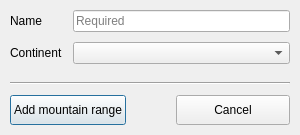
This is src/ui/range_dialog.ui in svetter/pal as Qt 5 draws it before an edit. The edited form follows.
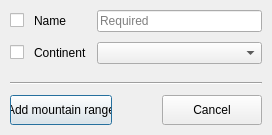
This is the edited form.

```diff
--- a/src/ui/range_dialog.ui
+++ b/src/ui/range_dialog.ui
@@ -6,7 +6,7 @@
    <rect>
     <x>0</x>
     <y>0</y>
-    <width>300</width>
+    <width>272</width>
     <height>135</height>
    </rect>
   </property>
@@ -44,12 +44,23 @@
       <number>10</number>
      </property>
      <item row="0" column="0">
+      <layout class="QHBoxLayout" name="nameLabelLayout">
+       <property name="spacing">
+        <number>10</number>
+       </property>
+       <item>
+        <widget class="QCheckBox" name="nameCheckbox">
+        </widget>
+       </item>
+       <item>
       <widget class="QLabel" name="nameLabel">
        <property name="text">
         <string>Name</string>
        </property>
       </widget>
      </item>
+      </layout>
+     </item>
      <item row="0" column="1">
       <widget class="QLineEdit" name="nameLineEdit">
        <property name="sizePolicy">
@@ -70,11 +81,22 @@
       </widget>
      </item>
      <item row="1" column="0">
+      <layout class="QHBoxLayout" name="continentLabelLayout">
+       <property name="spacing">
+        <number>10</number>
+       </property>
+       <item>
+        <widget class="QCheckBox" name="continentCheckbox">
+        </widget>
+       </item>
+       <item>
       <widget class="QLabel" name="continentLabel">
        <property name="text">
         <string>Continent</string>
        </property>
       </widget>
+       </item>
+      </layout>
      </item>
      <item row="1" column="1">
       <widget class="QComboBox" name="continentCombo">
```
Lines whose indentation alone changed are shown as unchanged.
